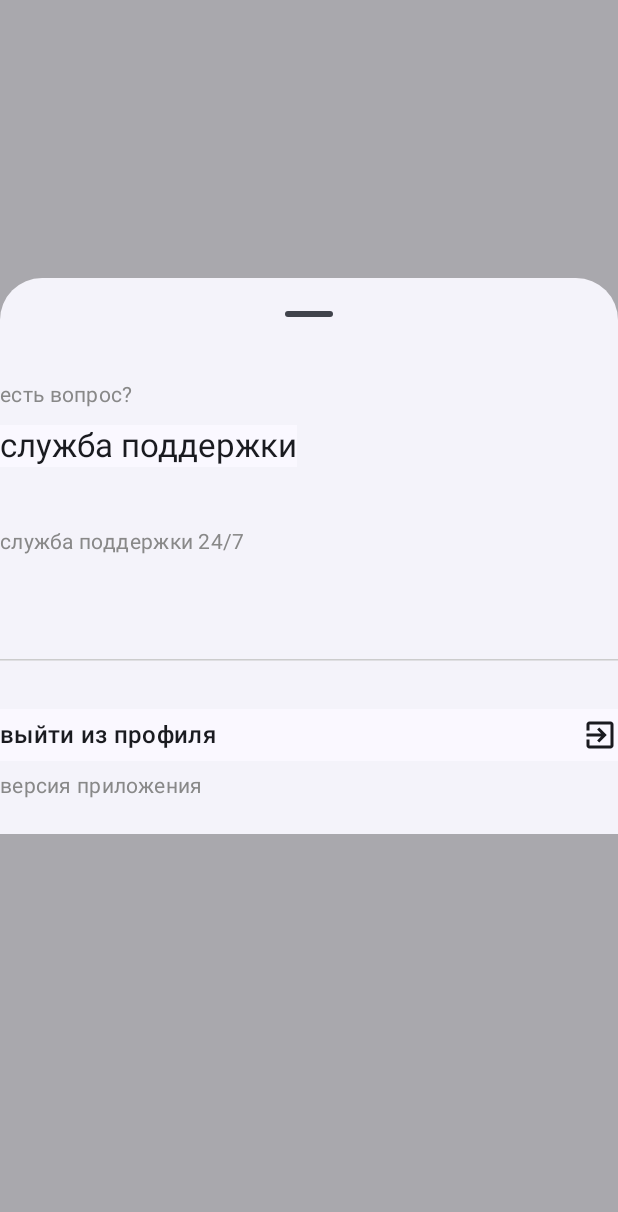
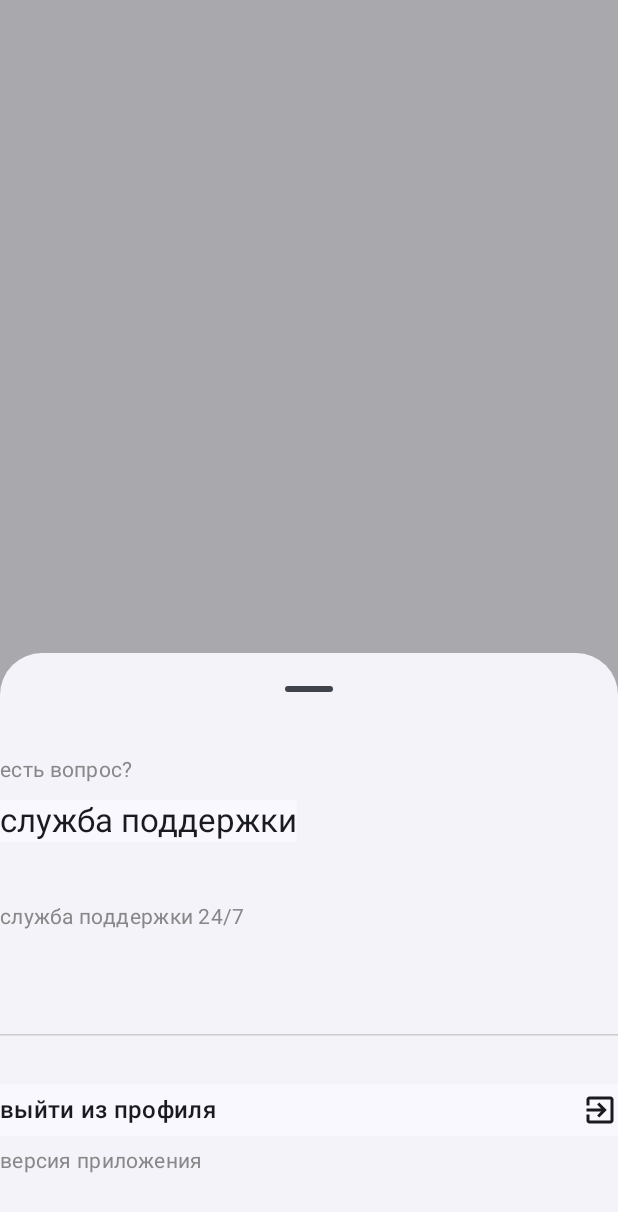
Before and after one commit to BirdUshenin/FabrikaTepla, an Android app built with Jetpack Compose: the composable BottomSheet shown on its own in the app's theme, on a phone screen of 412 x 824 dp. Shown: the top 1212 px of the screen. Run offline under Robolectric (Android 15) with nearby library versions, the phone set to English and light mode, and no system bars.

Commit message:
Profile screen: height fix

```diff
--- a/app/src/main/java/com/example/fabrikatepla/presentation/ui/profile/Menu.kt
+++ b/app/src/main/java/com/example/fabrikatepla/presentation/ui/profile/Menu.kt
@@ -4,7 +4,6 @@ import androidx.compose.foundation.BorderStroke
 import androidx.compose.foundation.layout.Column
 import androidx.compose.foundation.layout.Row
 import androidx.compose.foundation.layout.Spacer
-import androidx.compose.foundation.layout.fillMaxHeight
 import androidx.compose.foundation.layout.fillMaxWidth
 import androidx.compose.foundation.layout.height
 import androidx.compose.foundation.layout.padding
@@ -63,7 +62,6 @@ fun BottomSheet(
 ) {
     ModalBottomSheet(
         onDismissRequest = onDismissRequest,
-        modifier = Modifier.fillMaxHeight(0.45f)
     ) {
         Column {
             Spacer(modifier = modifier.height(20.dp))
@@ -133,6 +131,7 @@ fun BottomSheet(
                 modifier = modifier,
                 style = MaterialTheme.typography.bodyMedium.copy(color = Color.Gray)
             )
+            Spacer(modifier = modifier.height(40.dp))
         }
     }
 }
```
